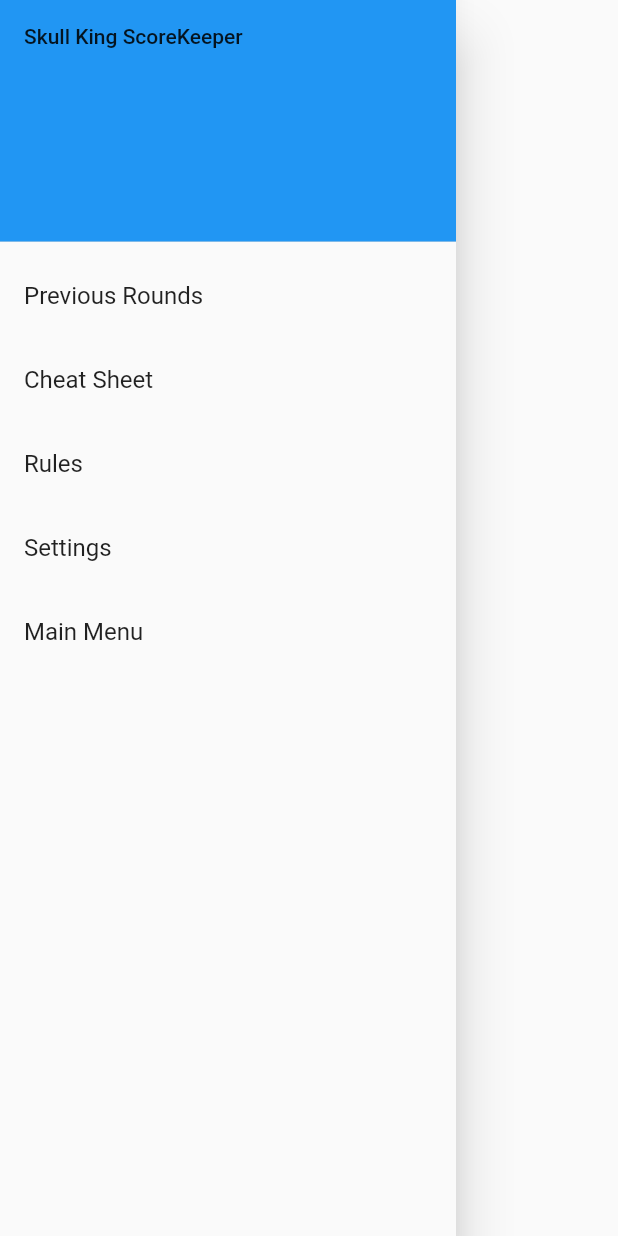
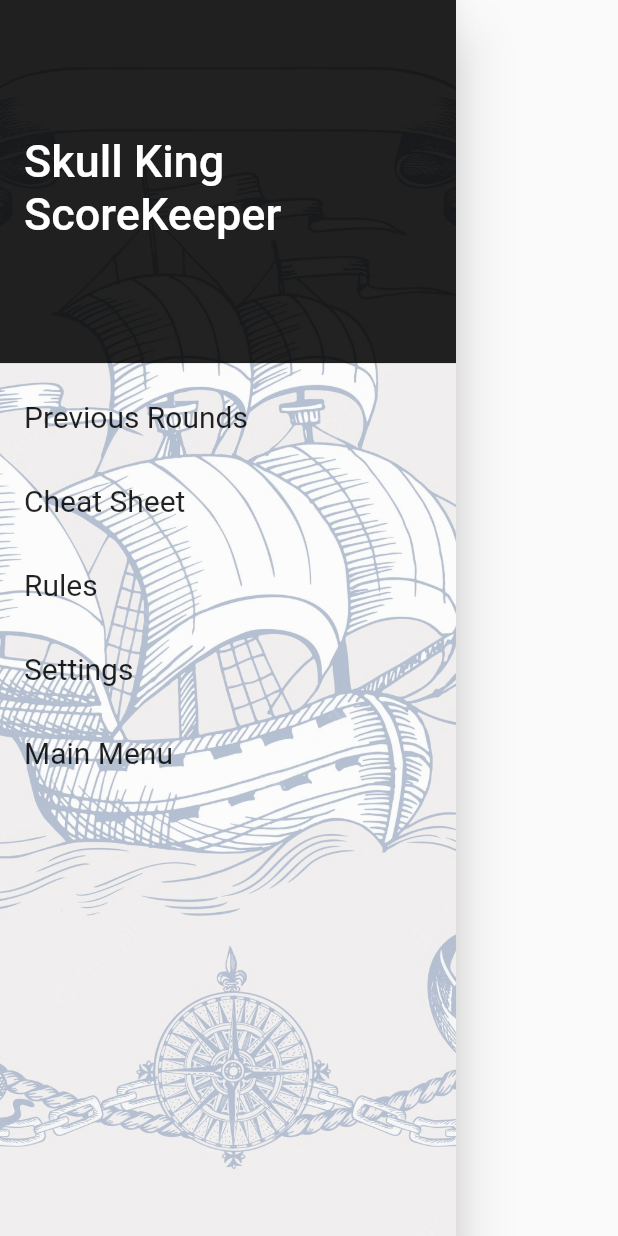
Before and after one commit to samlhunter/Skull-King-Scorekeeper, a Flutter app: what generateGameDrawer() shows on an empty page, opened directly, on a phone screen of 412 x 824 dp. Run offline on Flutter 3.47's test engine with Material 2 defaults, Android fonts, the phone set to English and light mode, and no system bars; our stand-ins replace delayed_display, font_awesome_flutter.

Commit message:
Adjust features drawer to match app's style

```diff
--- a/lib/components/featuresDrawer.component.dart
+++ b/lib/components/featuresDrawer.component.dart
@@ -1,5 +1,6 @@
 import 'package:flutter/material.dart';
 import 'package:skull_king_scorekeeper/main.dart';
+import 'package:skull_king_scorekeeper/utils/constants.dart';
 import 'package:skull_king_scorekeeper/views/extraPanePages/cheatSheet.view.dart';
 import 'package:skull_king_scorekeeper/views/extraPanePages/previousRounds.view.dart';
 import 'package:skull_king_scorekeeper/views/extraPanePages/rules.view.dart';
@@ -7,21 +8,30 @@ import 'package:skull_king_scorekeeper/views/extraPanePages/settings.view.dart';
 
 Drawer generateGameDrawer(BuildContext context) {
   return Drawer(
+
       // Add a ListView to the drawer. This ensures the user can scroll
       // through the options in the drawer if there isn't enough vertical
       // space to fit everything.
+    child:Container(
+        decoration: secondaryDecoration,
         child: ListView(
           // Important: Remove any padding from the ListView.
           padding: EdgeInsets.zero,
           children: [
-      const DrawerHeader(
+            const SizedBox(
+              height: 250,
+              child: DrawerHeader(
                 decoration: BoxDecoration(
-          color: Colors.blue,
+                  color: Colors.black87,
                 ),
-        child: Text('Skull King ScoreKeeper'),
+                child:Align(
+                  alignment: Alignment.center,
+                  child: Text('Skull King ScoreKeeper', style: TextStyle(color: Colors.white, fontSize: 30)),
+                ),
+              ),
             ),
             ListTile(
-        title: const Text('Previous Rounds'),
+              title: const Text('Previous Rounds' , style: TextStyle(color: Colors.black87, fontSize: 20)),
               onTap: () {
                 Navigator.push(context, MaterialPageRoute(builder: (context) {
                   return PreviousRoundsView();
@@ -29,7 +39,7 @@ Drawer generateGameDrawer(BuildContext context) {
               },
             ),
             ListTile(
-        title: const Text('Cheat Sheet'),
+              title: const Text('Cheat Sheet', style: TextStyle(color: Colors.black87, fontSize: 20)),
               onTap: () {
                 Navigator.push(context, MaterialPageRoute(builder: (context) {
                   return CheatSheetView();
@@ -37,7 +47,7 @@ Drawer generateGameDrawer(BuildContext context) {
               },
             ),
             ListTile(
-        title: const Text('Rules'),
+              title: const Text('Rules', style: TextStyle(color: Colors.black87, fontSize: 20,)),
               onTap: () {
                 Navigator.push(context, MaterialPageRoute(builder: (context) {
                   return RulesView();
@@ -45,7 +55,7 @@ Drawer generateGameDrawer(BuildContext context) {
               },
             ),
             ListTile(
-        title: const Text('Settings'),
+              title: const Text('Settings', style: TextStyle(color: Colors.black87, fontSize: 20)),
               onTap: () {
                 Navigator.push(context, MaterialPageRoute(builder: (context) {
                   return SettingsView();
@@ -53,7 +63,7 @@ Drawer generateGameDrawer(BuildContext context) {
               },
             ),
             ListTile(
-        title: const Text('Main Menu'),
+              title: const Text('Main Menu', style: TextStyle(color: Colors.black87, fontSize: 20)),
               onTap: () {
                 Navigator.push(context, MaterialPageRoute(builder: (context) {
                   return MyApp();
@@ -61,5 +71,7 @@ Drawer generateGameDrawer(BuildContext context) {
               },
             ),
           ],
-  ));
+        )
+    ),
+      );
 }
--- a/lib/utils/constants.dart
+++ b/lib/utils/constants.dart
@@ -12,4 +12,13 @@ final BoxDecoration mainDecoration = BoxDecoration(
   ),
 );
 
+
+final BoxDecoration secondaryDecoration = BoxDecoration(
+  image: DecorationImage(
+    colorFilter: new ColorFilter.mode(Colors.black.withOpacity(0.4), BlendMode.dstATop),
+
+    image: AssetImage('assets/drawerbackground.png'),
+    fit: BoxFit.cover,
+  ),
+);
 //TODO add fonts here kind of as shown in https://www.youtube.com/watch?v=Y6xAQVXkhLA
```
Also changed, not shown: assets/drawerbackground.png (added). Lines whose indentation alone changed are shown as unchanged.
